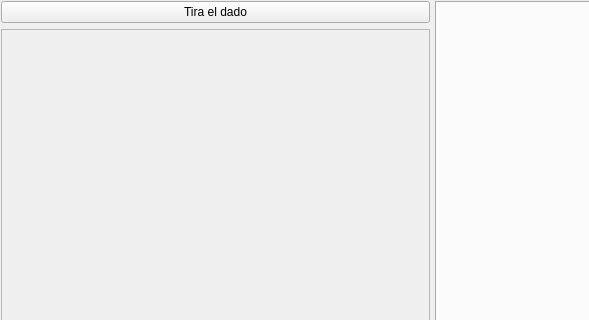
This is ui/wdgGame.ui in turulomio/glparchis as Qt 5 draws it before an edit; both pictures show x 0 to 589 and y 0 to 320 of the 1021 by 714 pixel window. The edited form follows.
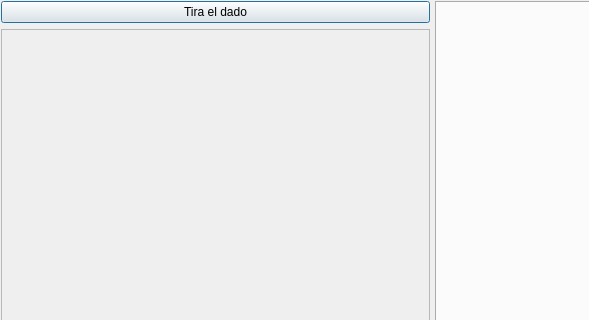
This is the edited form. Icons and pictures are not drawn. Custom widgets are drawn as their Qt base class.

The edit to the form file:
```diff
--- a/ui/wdgGame.ui
+++ b/ui/wdgGame.ui
@@ -41,6 +41,12 @@
            <height>48</height>
           </size>
          </property>
+         <property name="autoDefault">
+          <bool>true</bool>
+         </property>
+         <property name="default">
+          <bool>true</bool>
+         </property>
         </widget>
        </item>
        <item>
```
Left out of the diff: 17 changed lines with no effect on the pictures.
